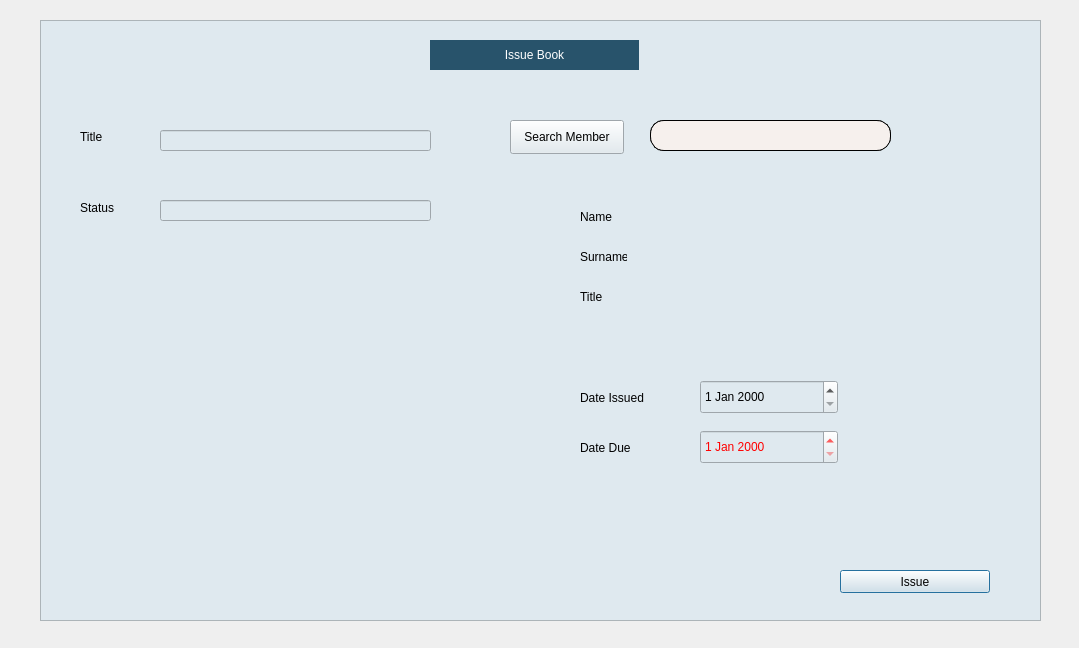
Before: the Qt Designer form theLIBRARY/issuebook.ui in 270122090/the_Library, drawn with Qt 5.
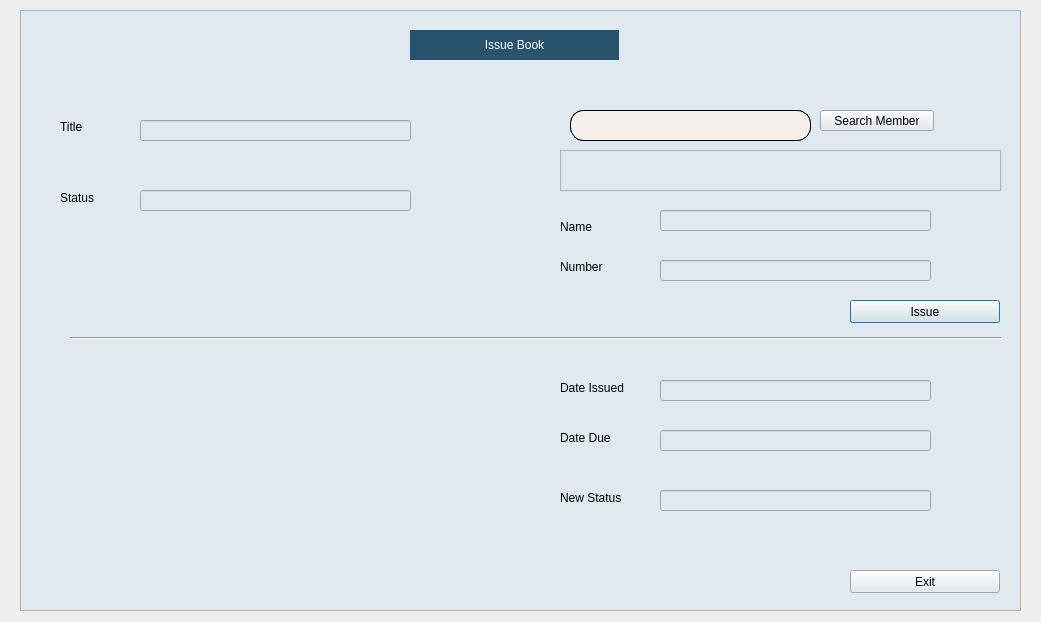
After: the same form once the commit is applied.

What changed in the file:
```diff
--- a/theLIBRARY/issuebook.ui
+++ b/theLIBRARY/issuebook.ui
@@ -6,8 +6,8 @@
    <rect>
     <x>0</x>
     <y>0</y>
-    <width>1079</width>
-    <height>648</height>
+    <width>1041</width>
+    <height>622</height>
    </rect>
   </property>
   <property name="windowTitle">
@@ -16,8 +16,8 @@
   <widget class="QFrame" name="frame">
    <property name="geometry">
     <rect>
-     <x>40</x>
-     <y>20</y>
+     <x>20</x>
+     <y>10</y>
      <width>1001</width>
      <height>601</height>
     </rect>
@@ -34,8 +34,8 @@
    <widget class="QPushButton" name="btnupdatebook">
     <property name="geometry">
      <rect>
-      <x>800</x>
-      <y>550</y>
+      <x>830</x>
+      <y>290</y>
       <width>150</width>
       <height>23</height>
      </rect>
@@ -129,10 +129,10 @@
    <widget class="QPushButton" name="pushButton">
     <property name="geometry">
      <rect>
-      <x>470</x>
+      <x>800</x>
       <y>100</y>
       <width>114</width>
-      <height>34</height>
+      <height>21</height>
      </rect>
     </property>
     <property name="styleSheet">
@@ -145,7 +145,7 @@
    <widget class="QFrame" name="searchFrame">
     <property name="geometry">
      <rect>
-      <x>610</x>
+      <x>550</x>
       <y>100</y>
       <width>241</width>
       <height>31</height>
@@ -177,7 +177,7 @@
     <property name="geometry">
      <rect>
       <x>540</x>
-      <y>190</y>
+      <y>210</y>
       <width>47</width>
       <height>14</height>
      </rect>
@@ -193,7 +193,7 @@
     <property name="geometry">
      <rect>
       <x>540</x>
-      <y>230</y>
+      <y>250</y>
       <width>47</width>
       <height>14</height>
      </rect>
@@ -202,23 +202,7 @@
      <string notr="true">font: 75 9pt &quot;Yu Gothic UI&quot;;</string>
     </property>
     <property name="text">
-     <string>Surname</string>
-    </property>
-   </widget>
-   <widget class="QLabel" name="label_5">
-    <property name="geometry">
-     <rect>
-      <x>540</x>
-      <y>270</y>
-      <width>47</width>
-      <height>14</height>
-     </rect>
-    </property>
-    <property name="styleSheet">
-     <string notr="true">font: 75 9pt &quot;Yu Gothic UI&quot;;</string>
-    </property>
-    <property name="text">
-     <string>Title</string>
+     <string>Number</string>
     </property>
    </widget>
    <widget class="QLabel" name="label_6">
@@ -253,26 +237,53 @@
      <string>Date Due</string>
     </property>
    </widget>
-   <widget class="QDateEdit" name="CurrentDate">
+   <widget class="QLineEdit" name="txtMemberName">
     <property name="geometry">
      <rect>
-      <x>660</x>
-      <y>360</y>
-      <width>138</width>
-      <height>34</height>
+      <x>640</x>
+      <y>200</y>
+      <width>271</width>
+      <height>21</height>
      </rect>
     </property>
-    <property name="styleSheet">
-     <string notr="true">font: 75 9pt &quot;Yu Gothic UI&quot;;</string>
+   </widget>
+   <widget class="QLineEdit" name="txtMemberNumber">
+    <property name="geometry">
+     <rect>
+      <x>640</x>
+      <y>250</y>
+      <width>271</width>
+      <height>21</height>
+     </rect>
     </property>
    </widget>
-   <widget class="QDateEdit" name="dateEdit">
+   <widget class="QListWidget" name="listMember">
     <property name="geometry">
      <rect>
-      <x>660</x>
-      <y>410</y>
-      <width>138</width>
-      <height>34</height>
+      <x>540</x>
+      <y>140</y>
+      <width>441</width>
+      <height>41</height>
+     </rect>
+    </property>
+   </widget>
+   <widget class="QLineEdit" name="txtiDate">
+    <property name="geometry">
+     <rect>
+      <x>640</x>
+      <y>370</y>
+      <width>271</width>
+      <height>21</height>
+     </rect>
+    </property>
+   </widget>
+   <widget class="QLineEdit" name="txtiDue">
+    <property name="geometry">
+     <rect>
+      <x>640</x>
+      <y>420</y>
+      <width>271</width>
+      <height>21</height>
      </rect>
     </property>
     <property name="styleSheet">
@@ -280,6 +291,61 @@
 color: red;</string>
     </property>
    </widget>
+   <widget class="Line" name="line">
+    <property name="geometry">
+     <rect>
+      <x>50</x>
+      <y>320</y>
+      <width>931</width>
+      <height>16</height>
+     </rect>
+    </property>
+    <property name="orientation">
+     <enum>Qt::Horizontal</enum>
+    </property>
+   </widget>
+   <widget class="QLabel" name="label_8">
+    <property name="geometry">
+     <rect>
+      <x>540</x>
+      <y>480</y>
+      <width>71</width>
+      <height>16</height>
+     </rect>
+    </property>
+    <property name="styleSheet">
+     <string notr="true">font: 75 9pt &quot;Yu Gothic UI&quot;;</string>
+    </property>
+    <property name="text">
+     <string>New Status</string>
+    </property>
+   </widget>
+   <widget class="QLineEdit" name="inewStatus">
+    <property name="geometry">
+     <rect>
+      <x>640</x>
+      <y>480</y>
+      <width>271</width>
+      <height>21</height>
+     </rect>
+    </property>
+   </widget>
+   <widget class="QPushButton" name="btnexitissue">
+    <property name="geometry">
+     <rect>
+      <x>830</x>
+      <y>560</y>
+      <width>150</width>
+      <height>23</height>
+     </rect>
+    </property>
+    <property name="styleSheet">
+     <string notr="true">font: 75 9pt &quot;Yu Gothic UI&quot;;</string>
+    </property>
+    <property name="text">
+     <string>Exit</string>
+    </property>
+   </widget>
   </widget>
  </widget>
  <resources/>
```
Left out of the diff: 10 changed lines with no effect on the pictures.
